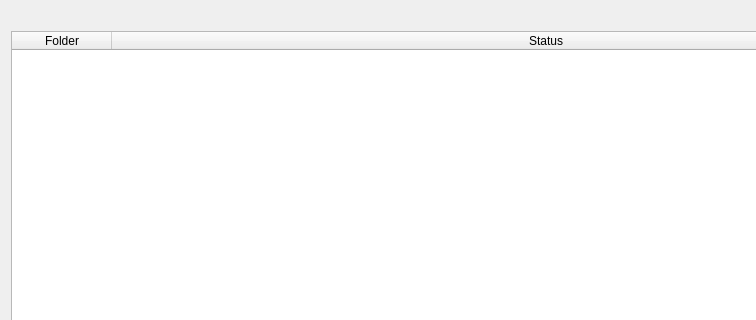
This is rockit_autoreconstruction_ui/ui/history.ui in ornlneutronimaging/rockit_autoreconstruction_ui as Qt 5 draws it before an edit; both pictures show x 0 to 756 and y 0 to 320 of the 992 by 669 pixel window. The edited form follows.
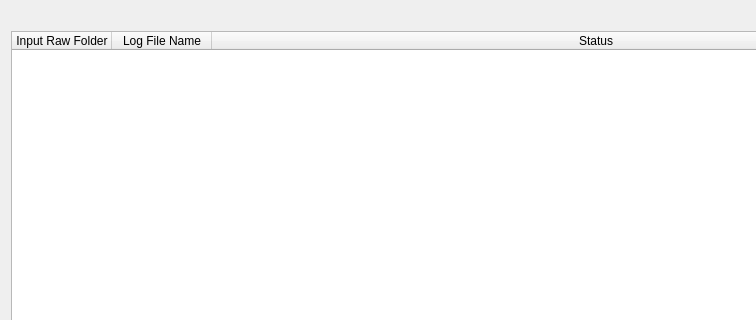
This is the edited form.

Commit message: Added new colon to log. this refs #21

Diff of the .ui file:
```diff
--- a/rockit_autoreconstruction_ui/ui/history.ui
+++ b/rockit_autoreconstruction_ui/ui/history.ui
@@ -74,7 +74,12 @@
      </attribute>
      <column>
       <property name="text">
-       <string>Folder</string>
+       <string>Input Raw Folder</string>
+      </property>
+     </column>
+     <column>
+      <property name="text">
+       <string>Log File Name</string>
       </property>
      </column>
      <column>
```
